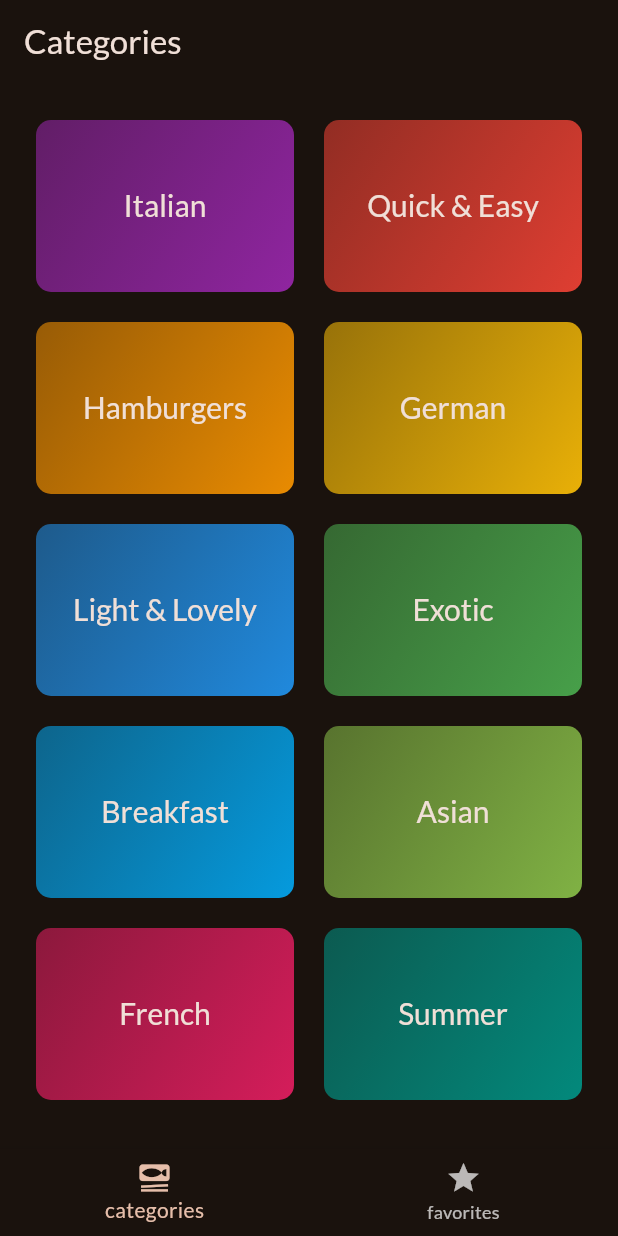
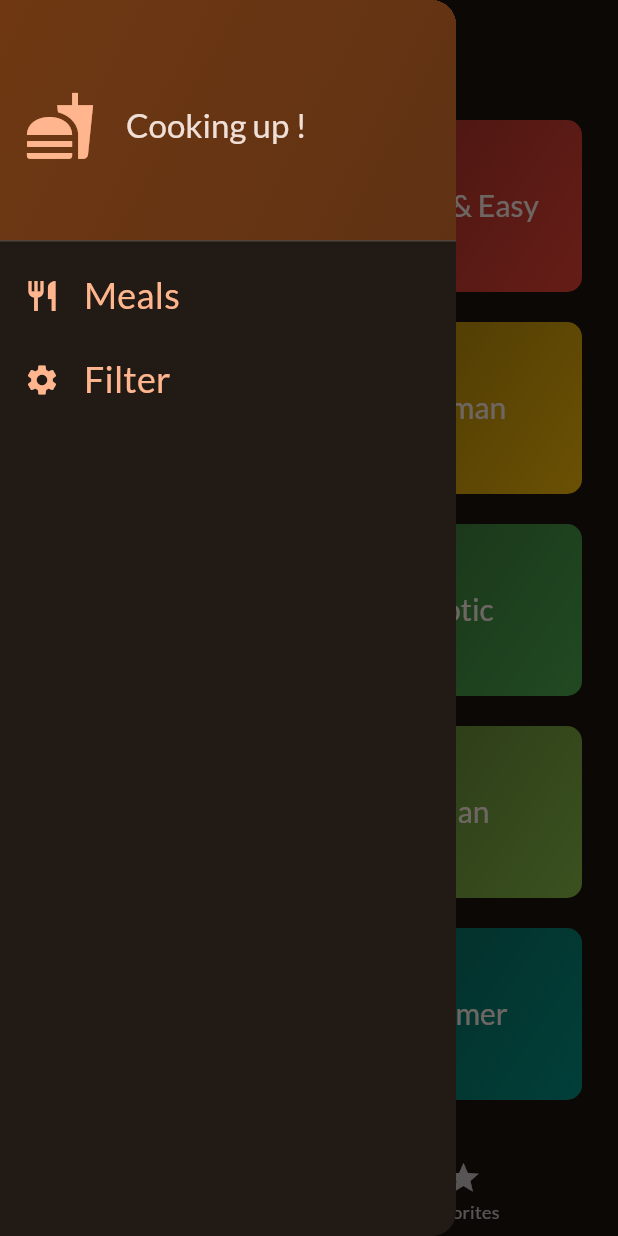
Before and after one commit to ABorham190/meals-flutter, a Flutter app: the screen it shows after launch, with the side drawer open (before the commit the screen has no drawer), on a phone screen of 412 x 824 dp. Run offline on Flutter 3.47's test engine with Material 3 defaults, Android fonts, the phone set to English and light mode, and no system bars; our stand-ins replace google_fonts, transparent_image.

Commit message:
adding a side drawer

```diff
--- a/lib/screens/tabs.dart
+++ b/lib/screens/tabs.dart
@@ -2,6 +2,7 @@ import 'package:flutter/material.dart';
 import 'package:meals/models/meal.dart';
 import 'package:meals/screens/categories.dart';
 import 'package:meals/screens/meals.dart';
+import 'package:meals/widgets/main_drawer.dart';
 
 class TabsScreen extends StatefulWidget {
   const TabsScreen({super.key});
@@ -62,6 +63,7 @@ class _TabsScreen extends State<TabsScreen> {
       appBar: AppBar(
         title: Text(activePageTitle),
       ),
+      drawer: const MainDrawer(),
       body: activeScreen,
       bottomNavigationBar: BottomNavigationBar(
         items: const [
--- /dev/null
+++ b/lib/widgets/main_drawer.dart
@@ -0,0 +1,73 @@
+import 'package:flutter/material.dart';
+
+class MainDrawer extends StatelessWidget {
+  const MainDrawer({super.key});
+
+  @override
+  Widget build(BuildContext context) {
+    return Drawer(
+      child: Column(
+        children: [
+          DrawerHeader(
+            decoration: BoxDecoration(
+                gradient: LinearGradient(
+              colors: [
+                Theme.of(context).colorScheme.primaryContainer,
+                Theme.of(context).colorScheme.primaryContainer.withOpacity(.8),
+              ],
+              begin: Alignment.topLeft,
+              end: Alignment.bottomRight,
+            )),
+            child: Row(
+              children: [
+                Icon(
+                  Icons.fastfood,
+                  size: 48,
+                  color: Theme.of(context).colorScheme.primary,
+                ),
+                const SizedBox(
+                  width: 20,
+                ),
+                Text(
+                  "Cooking up !",
+                  style: Theme.of(context)
+                      .textTheme
+                      .titleLarge!
+                      .copyWith(color: Theme.of(context).colorScheme.onSurface),
+                ),
+              ],
+            ),
+          ),
+          ListTile(
+            leading: Icon(
+              Icons.restaurant,
+              color: Theme.of(context).colorScheme.primary,
+            ),
+            title: Text(
+              'Meals',
+              style: Theme.of(context).textTheme.titleSmall!.copyWith(
+                    color: Theme.of(context).colorScheme.primary,
+                    fontSize: 24,
+                  ),
+            ),
+            onTap: () {},
+          ),
+          ListTile(
+            leading: Icon(
+              Icons.settings,
+              color: Theme.of(context).colorScheme.primary,
+            ),
+            title: Text(
+              'Filter',
+              style: Theme.of(context).textTheme.titleSmall!.copyWith(
+                    color: Theme.of(context).colorScheme.primary,
+                    fontSize: 24,
+                  ),
+            ),
+            onTap: () {},
+          ),
+        ],
+      ),
+    );
+  }
+}
```
